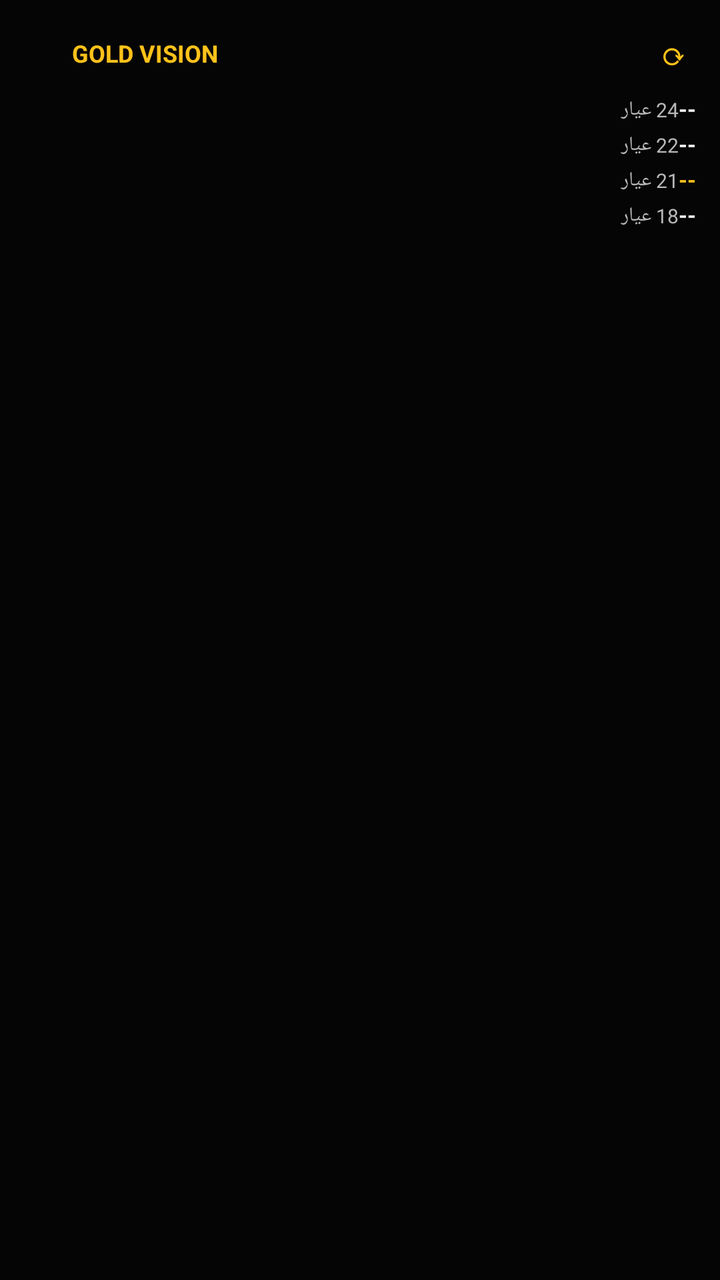
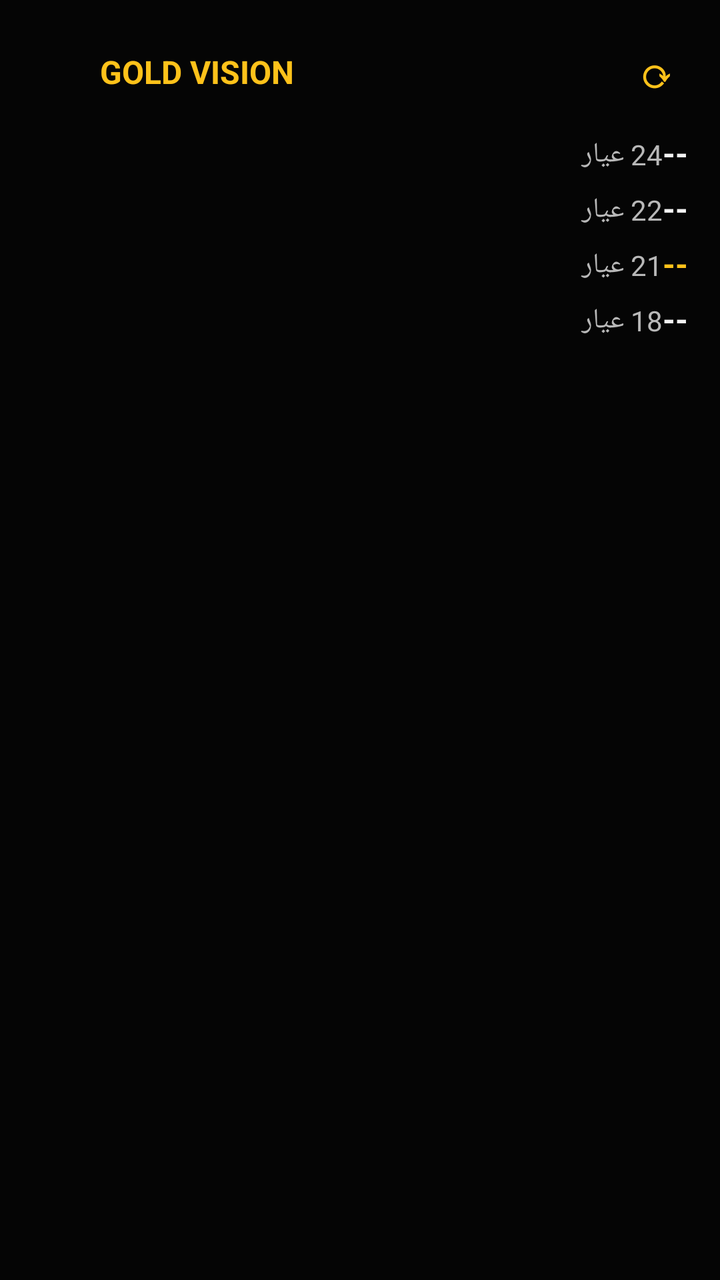

The first picture is an Android layout as it rendered before a commit; the second is the same layout after the commit. The layout source and the unified diff follow.
<!-- AndroidManifest.xml: application theme Theme.GoldVision -->
<!-- res/layout/gold_price_widget.xml -->
<?xml version="1.0" encoding="utf-8"?>
<LinearLayout xmlns:android="http://schemas.android.com/apk/res/android"
    android:id="@+id/widget_root"
    android:layout_width="match_parent"
    android:layout_height="match_parent"
    android:orientation="vertical"
    android:background="@color/ic_launcher_background"
    android:padding="12dp">

    <LinearLayout
        android:layout_width="match_parent"
        android:layout_height="wrap_content"
        android:orientation="horizontal"
        android:gravity="center_vertical">
        <ImageView
            android:id="@+id/widget_logo"
            android:layout_width="18dp"
            android:layout_height="18dp"
            android:layout_marginEnd="6dp"
            android:src="@mipmap/ic_launcher"
            android:contentDescription="@null" />
        <TextView
            android:id="@+id/widget_title"
            android:layout_width="0dp"
            android:layout_height="wrap_content"
            android:layout_weight="1"
            android:text="GOLD VISION"
            android:textColor="@color/widget_gold"
            android:textSize="12sp"
            android:textStyle="bold" />
        
        <TextView
            android:id="@+id/widget_refresh"
            android:layout_width="wrap_content"
            android:layout_height="wrap_content"
            android:padding="4dp"
            android:text="⟳"
            android:textColor="@color/widget_gold"
            android:textSize="15sp"
            android:textStyle="bold" />
    </LinearLayout>

    <LinearLayout
        android:layout_width="match_parent"
        android:layout_height="wrap_content"
        android:layout_marginTop="6dp"
        android:orientation="horizontal">
        <TextView
            android:id="@+id/widget_label_24"
            android:layout_width="0dp"
            android:layout_height="wrap_content"
            android:layout_weight="1"
            android:text="24 عيار"
            android:textColor="#B8B8B8"
            android:textSize="10sp" />
        <TextView
            android:id="@+id/widget_price_24"
            android:layout_width="wrap_content"
            android:layout_height="wrap_content"
            android:text="--"
            android:textColor="#F4F4F4"
            android:textSize="11sp"
            android:textStyle="bold" />
    </LinearLayout>

    <LinearLayout
        android:layout_width="match_parent"
        android:layout_height="wrap_content"
        android:layout_marginTop="3dp"
        android:orientation="horizontal">
        <TextView
            android:id="@+id/widget_label_22"
            android:layout_width="0dp"
            android:layout_height="wrap_content"
            android:layout_weight="1"
            android:text="22 عيار"
            android:textColor="#B8B8B8"
            android:textSize="10sp" />
        <TextView
            android:id="@+id/widget_price_22"
            android:layout_width="wrap_content"
            android:layout_height="wrap_content"
            android:text="--"
            android:textColor="#F4F4F4"
            android:textSize="11sp"
            android:textStyle="bold" />
    </LinearLayout>

    <LinearLayout
        android:layout_width="match_parent"
        android:layout_height="wrap_content"
        android:layout_marginTop="3dp"
        android:orientation="horizontal">
        <TextView
            android:id="@+id/widget_label_21"
            android:layout_width="0dp"
            android:layout_height="wrap_content"
            android:layout_weight="1"
            android:text="21 عيار"
            android:textColor="#B8B8B8"
            android:textSize="10sp" />
        <TextView
            android:id="@+id/widget_price_21"
            android:layout_width="wrap_content"
            android:layout_height="wrap_content"
            android:text="--"
            android:textColor="@color/widget_gold"
            android:textSize="11sp"
            android:textStyle="bold" />
    </LinearLayout>

    <LinearLayout
        android:layout_width="match_parent"
        android:layout_height="wrap_content"
        android:layout_marginTop="3dp"
        android:orientation="horizontal">
        <TextView
            android:id="@+id/widget_label_18"
            android:layout_width="0dp"
            android:layout_height="wrap_content"
            android:layout_weight="1"
            android:text="18 عيار"
            android:textColor="#B8B8B8"
            android:textSize="10sp" />
        <TextView
            android:id="@+id/widget_price_18"
            android:layout_width="wrap_content"
            android:layout_height="wrap_content"
            android:text="--"
            android:textColor="#F4F4F4"
            android:textSize="11sp"
            android:textStyle="bold" />
    </LinearLayout>

    <TextView
        android:id="@+id/widget_updated_at"
        android:layout_width="match_parent"
        android:layout_height="wrap_content"
        android:layout_marginTop="6dp"
        android:text=""
        android:textColor="#777777"
        android:textSize="8sp" />

</LinearLayout>
<!-- resources referenced by this layout -->
<resources>
  <color name="ic_launcher_background">#050505</color>
  <color name="widget_gold">#FFC21A</color>
  <!-- mipmap ic_launcher (mipmap-anydpi-v26) -->
  <?xml version="1.0" encoding="utf-8"?>
  <adaptive-icon xmlns:android="http://schemas.android.com/apk/res/android">
      <background android:drawable="@color/ic_launcher_background"/>
      <foreground android:drawable="@mipmap/ic_launcher_foreground"/>
  </adaptive-icon>
  <style name="Theme.GoldVision" parent="android:Theme.Material.NoActionBar">
          <item name="android:windowBackground">@android:color/black</item>
          <item name="android:statusBarColor">@android:color/black</item>
          <item name="android:navigationBarColor">@android:color/black</item>
      </style>
</resources>

<!-- the commit's change to res/layout/gold_price_widget.xml (unified diff, before → after) -->
@@ -5,7 +5,7 @@
     android:layout_height="match_parent"
     android:orientation="vertical"
     android:background="@color/ic_launcher_background"
-    android:padding="12dp">
+    android:padding="16dp">
 
     <LinearLayout
         android:layout_width="match_parent"
@@ -14,9 +14,9 @@
         android:gravity="center_vertical">
         <ImageView
             android:id="@+id/widget_logo"
-            android:layout_width="18dp"
-            android:layout_height="18dp"
-            android:layout_marginEnd="6dp"
+            android:layout_width="26dp"
+            android:layout_height="26dp"
+            android:layout_marginEnd="8dp"
             android:src="@mipmap/ic_launcher"
             android:contentDescription="@null" />
         <TextView
@@ -26,17 +26,40 @@
             android:layout_weight="1"
             android:text="GOLD VISION"
             android:textColor="@color/widget_gold"
-            android:textSize="12sp"
+            android:textSize="16sp"
             android:textStyle="bold" />
         
         <TextView
             android:id="@+id/widget_refresh"
             android:layout_width="wrap_content"
             android:layout_height="wrap_content"
-            android:padding="4dp"
+            android:padding="6dp"
             android:text="⟳"
             android:textColor="@color/widget_gold"
-            android:textSize="15sp"
+            android:textSize="20sp"
+            android:textStyle="bold" />
+    </LinearLayout>
+
+    <LinearLayout
+        android:layout_width="match_parent"
+        android:layout_height="wrap_content"
+        android:layout_marginTop="10dp"
+        android:orientation="horizontal">
+        <TextView
+            android:id="@+id/widget_label_24"
+            android:layout_width="0dp"
+            android:layout_height="wrap_content"
+            android:layout_weight="1"
+            android:text="24 عيار"
+            android:textColor="#B8B8B8"
+            android:textSize="14sp" />
+        <TextView
+            android:id="@+id/widget_price_24"
+            android:layout_width="wrap_content"
+            android:layout_height="wrap_content"
+            android:text="--"
+            android:textColor="#F4F4F4"
+            android:textSize="16sp"
             android:textStyle="bold" />
     </LinearLayout>
 
@@ -46,50 +69,27 @@
         android:layout_marginTop="6dp"
         android:orientation="horizontal">
         <TextView
-            android:id="@+id/widget_label_24"
+            android:id="@+id/widget_label_22"
             android:layout_width="0dp"
             android:layout_height="wrap_content"
             android:layout_weight="1"
-            android:text="24 عيار"
+            android:text="22 عيار"
             android:textColor="#B8B8B8"
-            android:textSize="10sp" />
+            android:textSize="14sp" />
         <TextView
-            android:id="@+id/widget_price_24"
+            android:id="@+id/widget_price_22"
             android:layout_width="wrap_content"
             android:layout_height="wrap_content"
             android:text="--"
             android:textColor="#F4F4F4"
-            android:textSize="11sp"
+            android:textSize="16sp"
             android:textStyle="bold" />
     </LinearLayout>
 
     <LinearLayout
         android:layout_width="match_parent"
         android:layout_height="wrap_content"
-        android:layout_marginTop="3dp"
-        android:orientation="horizontal">
-        <TextView
-            android:id="@+id/widget_label_22"
-            android:layout_width="0dp"
-            android:layout_height="wrap_content"
-            android:layout_weight="1"
-            android:text="22 عيار"
-            android:textColor="#B8B8B8"
-            android:textSize="10sp" />
-        <TextView
-            android:id="@+id/widget_price_22"
-            android:layout_width="wrap_content"
-            android:layout_height="wrap_content"
-            android:text="--"
-            android:textColor="#F4F4F4"
-            android:textSize="11sp"
-            android:textStyle="bold" />
-    </LinearLayout>
-
-    <LinearLayout
-        android:layout_width="match_parent"
-        android:layout_height="wrap_content"
-        android:layout_marginTop="3dp"
+        android:layout_marginTop="6dp"
         android:orientation="horizontal">
         <TextView
             android:id="@+id/widget_label_21"
@@ -98,21 +98,21 @@
             android:layout_weight="1"
             android:text="21 عيار"
             android:textColor="#B8B8B8"
-            android:textSize="10sp" />
+            android:textSize="14sp" />
         <TextView
             android:id="@+id/widget_price_21"
             android:layout_width="wrap_content"
             android:layout_height="wrap_content"
             android:text="--"
             android:textColor="@color/widget_gold"
-            android:textSize="11sp"
+            android:textSize="16sp"
             android:textStyle="bold" />
     </LinearLayout>
 
     <LinearLayout
         android:layout_width="match_parent"
         android:layout_height="wrap_content"
-        android:layout_marginTop="3dp"
+        android:layout_marginTop="6dp"
         android:orientation="horizontal">
         <TextView
             android:id="@+id/widget_label_18"
@@ -121,14 +121,14 @@
             android:layout_weight="1"
             android:text="18 عيار"
             android:textColor="#B8B8B8"
-            android:textSize="10sp" />
+            android:textSize="14sp" />
         <TextView
             android:id="@+id/widget_price_18"
             android:layout_width="wrap_content"
             android:layout_height="wrap_content"
             android:text="--"
             android:textColor="#F4F4F4"
-            android:textSize="11sp"
+            android:textSize="16sp"
             android:textStyle="bold" />
     </LinearLayout>
 
@@ -136,9 +136,9 @@
         android:id="@+id/widget_updated_at"
         android:layout_width="match_parent"
         android:layout_height="wrap_content"
-        android:layout_marginTop="6dp"
+        android:layout_marginTop="10dp"
         android:text=""
         android:textColor="#777777"
-        android:textSize="8sp" />
+        android:textSize="10sp" />
 
 </LinearLayout>
